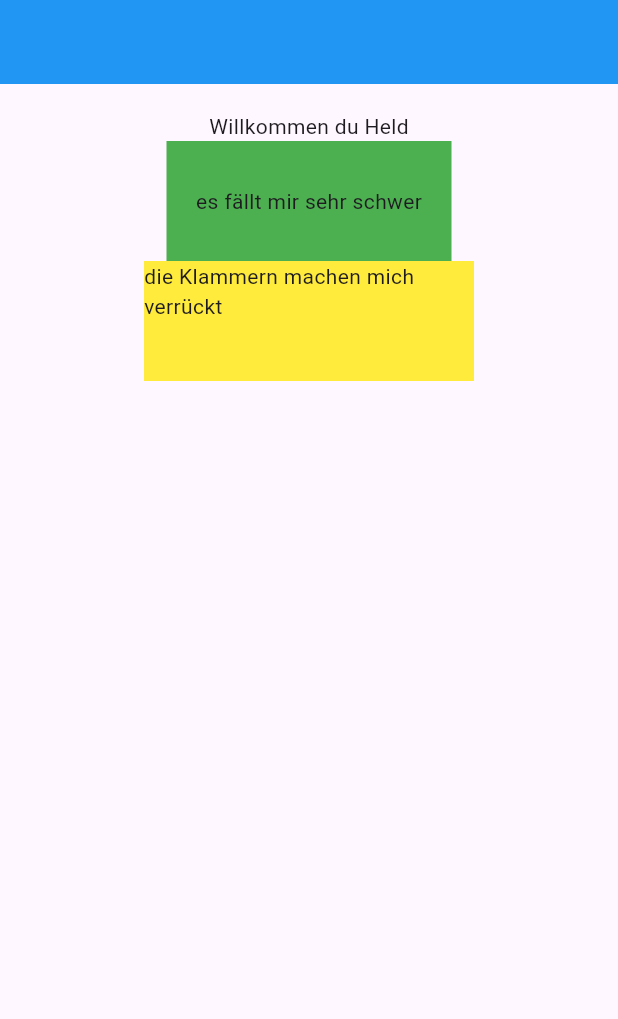
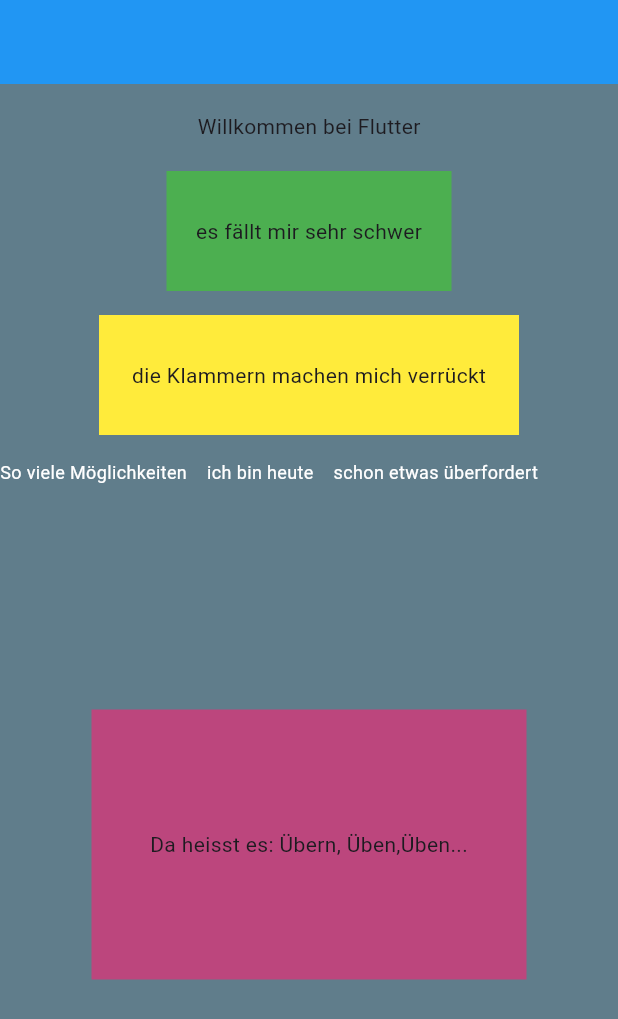
Before and after one commit to BastianErfurth/tasksheet_310325, a Flutter app: the screen it shows after launch, on a phone screen of 412 x 824 dp. Shown: the top 1019 px of the screen. Run offline on Flutter 3.47's test engine with Material 3 defaults, Android fonts, the phone set to English and light mode, and no system bars.

Commit message:
more steps

```diff
--- a/lib/main.dart
+++ b/lib/main.dart
@@ -11,11 +11,15 @@ class MainApp extends StatelessWidget {
   Widget build(BuildContext context) {
     return MaterialApp(
       home: Scaffold(
-        appBar: AppBar.new(backgroundColor: Colors.blue),
+        backgroundColor: Colors.blueGrey,
+        appBar: AppBar(backgroundColor: Colors.blue),
         body: Column(
           children: [
             SizedBox(height: 18),
-            Center(child: Text("Willkommen du Held")),
+            Center(child: Text("Willkommen bei Flutter")),
+            SizedBox(
+              height: 20,
+            ),
             Column(
               children: [
                 Container(
@@ -24,12 +28,63 @@ class MainApp extends StatelessWidget {
                   height: 80,
                   width: 190,
                 ),
+                SizedBox(
+                  height: 16,
+                ),
                 Container(
-                  child: Text("die Klammern machen mich verrückt"),
+                  child:
+                      Center(child: Text("die Klammern machen mich verrückt")),
                   color: Colors.yellow,
                   height: 80,
-                  width: 220,
-                )
+                  width: 280,
+                ),
+                SizedBox(
+                  height: 16,
+                ),
+                Row(
+                  children: [
+                    Text(
+                      "So viele Möglichkeiten",
+                      style: TextStyle(
+                        color: Colors.white,
+                        fontSize: 12,
+                        fontWeight: FontWeight.w400,
+                      ),
+                    ),
+                    SizedBox(
+                      width: 10,
+                    ),
+                    Text(
+                      " ich bin heute",
+                      style: TextStyle(
+                        color: Colors.white,
+                        fontSize: 12,
+                        fontWeight: FontWeight.w400,
+                      ),
+                    ),
+                    SizedBox(
+                      width: 10,
+                    ),
+                    Text(
+                      " schon etwas überfordert",
+                      style: TextStyle(
+                        color: Colors.white,
+                        fontSize: 12,
+                        fontWeight: FontWeight.w400,
+                      ),
+                    ),
+                  ],
+                ),
+                SizedBox(
+                  height: 150,
+                ),
+                Container(
+                  child:
+                      Center(child: Text("Da heisst es: Übern, Üben,Üben...")),
+                  color: const Color.fromARGB(255, 188, 70, 125),
+                  height: 180,
+                  width: 290,
+                ),
               ],
             )
           ],
```
